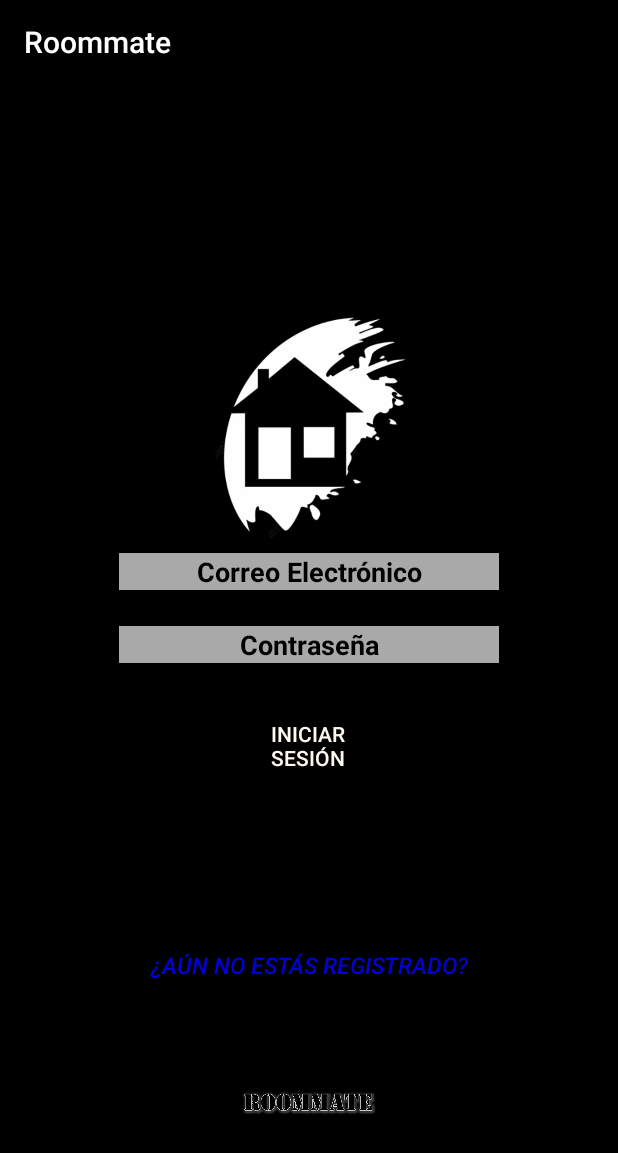
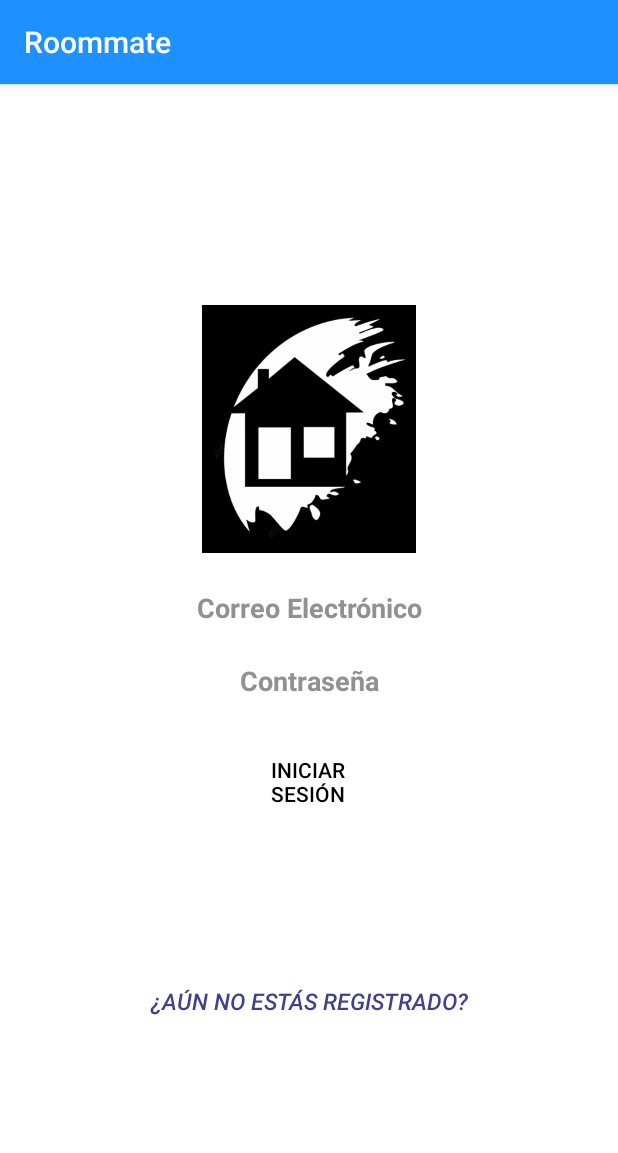
Before and after one commit to Alejo96GH/RoommateApp, an Android app: the screen it shows after launch (MainActivity), on a phone screen of 412 x 824 dp. Shown: the top 1153 px of the screen. Run offline under Robolectric (Android 15) with nearby library versions, the light colour scheme and no system bars.

Commit message:
New Tati2

```diff
--- a/app/src/main/java/com/example/myapplication2020/AplicacionActivity.kt
+++ b/app/src/main/java/com/example/myapplication2020/AplicacionActivity.kt
@@ -24,7 +24,7 @@ class AplicacionActivity : AppCompatActivity() {
         nombreA = datosRecibidos?.getString("nombre").toString()
         correoA = datosRecibidos?.getString("correo").toString()
         passwordA = datosRecibidos?.getString("password").toString()
-        tv_bienvenido.text = "Bienvenido " + nombreA +", su correo de registro es: " + correoA + "."
+        tv_bienvenido.text = "Bienvenido " + nombreA +""
 
         bt_agregar.setOnClickListener {
             Toast.makeText( this, "Seleccionada la opción de agregar", Toast.LENGTH_SHORT).show()
--- a/app/src/main/res/layout/activity_main.xml
+++ b/app/src/main/res/layout/activity_main.xml
@@ -4,7 +4,7 @@
     xmlns:tools="http://schemas.android.com/tools"
     android:layout_width="match_parent"
     android:layout_height="match_parent"
-    android:background="@color/black"
+    android:background="@color/whitesmoke"
     android:orientation="vertical"
     tools:context=".MainActivity">
 
@@ -20,16 +20,22 @@
         android:layout_height="165dp"
         app:srcCompat="@drawable/ilogo" />
 
+    <ImageView
+        android:id="@+id/imageView5"
+        android:layout_width="match_parent"
+        android:layout_height="24dp"
+        app:srcCompat="@android:color/transparent" />
+
     <EditText
         android:id="@+id/et_correoM"
         android:layout_width="253dp"
         android:layout_height="wrap_content"
         android:layout_gravity="center|center_vertical"
-        android:background="@color/darkgray"
+        android:background="@android:color/transparent"
         android:hint="@string/digite_el_correo"
         android:inputType="textEmailAddress"
         android:textAlignment="center"
-        android:textColorHint="@color/black"
+        android:textColorHint="@color/New"
         android:textStyle="bold" />
 
     <ImageView
@@ -43,11 +49,11 @@
         android:layout_width="253dp"
         android:layout_height="wrap_content"
         android:layout_gravity="center"
-        android:background="@color/darkgray"
+        android:background="@android:color/transparent"
         android:hint="@string/digite_la_contraseña"
         android:inputType="textPassword"
         android:textAlignment="center"
-        android:textColorHint="@color/black"
+        android:textColorHint="@color/New"
         android:textStyle="bold" />
 
     <ImageView
@@ -63,7 +69,7 @@
         android:layout_height="62dp"
         android:layout_gravity="center"
         android:text="Iniciar sesión"
-        android:textColor="@color/floralwhite"
+        android:textColor="@color/black"
         android:textColorHint="@color/aliceblue" />
 
     <ImageView
@@ -97,7 +103,7 @@
         android:layout_height="75dp"
         android:layout_gravity="center"
         android:text="¿Aún no estás registrado?"
-        android:textColor="@color/blue"
+        android:textColor="@color/newblue"
         android:textColorHint="@color/aliceblue"
         android:textSize="15sp"
         android:textStyle="italic" />
@@ -108,12 +114,5 @@
         android:layout_height="45dp"
         app:srcCompat="@android:color/transparent" />
 
-    <ImageView
-        android:id="@+id/imageView8"
-        android:layout_width="291dp"
-        android:layout_height="18dp"
-        android:layout_gravity="center"
-        app:srcCompat="@drawable/inombrer" />
 
-
-    </LinearLayout>
+</LinearLayout>
--- a/app/src/main/res/values/colors.xml
+++ b/app/src/main/res/values/colors.xml
@@ -3,6 +3,8 @@
     <color name="colorPrimary">#3F51B5</color>
     <color name="colorPrimaryDark">#303F9F</color>
     <color name="colorAccent">#FF4081</color>
+    <color name="New">#919191</color>
+    <color name="newblue">#DC22227A</color>
     <item name="black" type="color">#000000</item>
     <item name="navy" type="color">	#000080</item>
     <item name="darkblue" type="color">#00008b</item>
@@ -42,7 +44,7 @@
     <item name="orangered" type="color">#ff4500</item>
     <item name="steelblue" type="color">#4682b4</item>
     <item name="olivedrab" type="color">#6b8e23</item>
-    <item name="dodgerblue" type="color">#1e90ff</item>
+    <item name="dodgerblue" type="color">#1E90FF</item>
     <item name="mediumslateblue" type="color">#7b68ee</item>
     <item name="slategray" type="color">#708090</item>
     <item name="indianred" type="color">#cd5c5c</item>
@@ -118,12 +120,12 @@
     <item name="lavender" type="color">#e6e6fa</item>
     <item name="bisque" type="color">#ffe4c4</item>
     <item name="mistyrose" type="color">#ffe4e1</item>
-    <item name="antiquewhite" type="color">#faebd7</item>
+    <item name="antiquewhite" type="color">#FAEBD7</item>
     <item name="blanchedalmond" type="color">#ffebcd</item>
     <item name="papayawhip" type="color">#ffefd5</item>
     <item name="linen" type="color">#faf0e6</item>
     <item name="beige" type="color">#f5f5dc</item>
-    <item name="whitesmoke" type="color">#f5f5f5</item>
+    <item name="whitesmoke" type="color">#FFFFFF</item>
     <item name="lavenderblush" type="color">#fff0f5</item>
     <item name="lightgoldenrodyellow" type="color">#fafad2</item>
     <item name="oldlace" type="color">#fdf5e6</item>
--- a/app/src/main/res/values/styles.xml
+++ b/app/src/main/res/values/styles.xml
@@ -3,7 +3,7 @@
     <!-- Base application theme. -->
     <style name="AppTheme" parent="Theme.AppCompat.Light.DarkActionBar">
         <!-- Customize your theme here. -->
-        <item name="colorPrimary">#000000</item>
+        <item name="colorPrimary">#FF1E90FF</item>
         <item name="colorPrimaryDark">#696969</item>
         <item name="colorAccent">#ffd700</item>
     </style>
```
Also changed, not shown: app/src/main/res/layout/activity_aplicacion.xml (+2 -8 lines), app/src/main/res/layout/activity_receptor.xml (+12 -11 lines), 187 other files.
